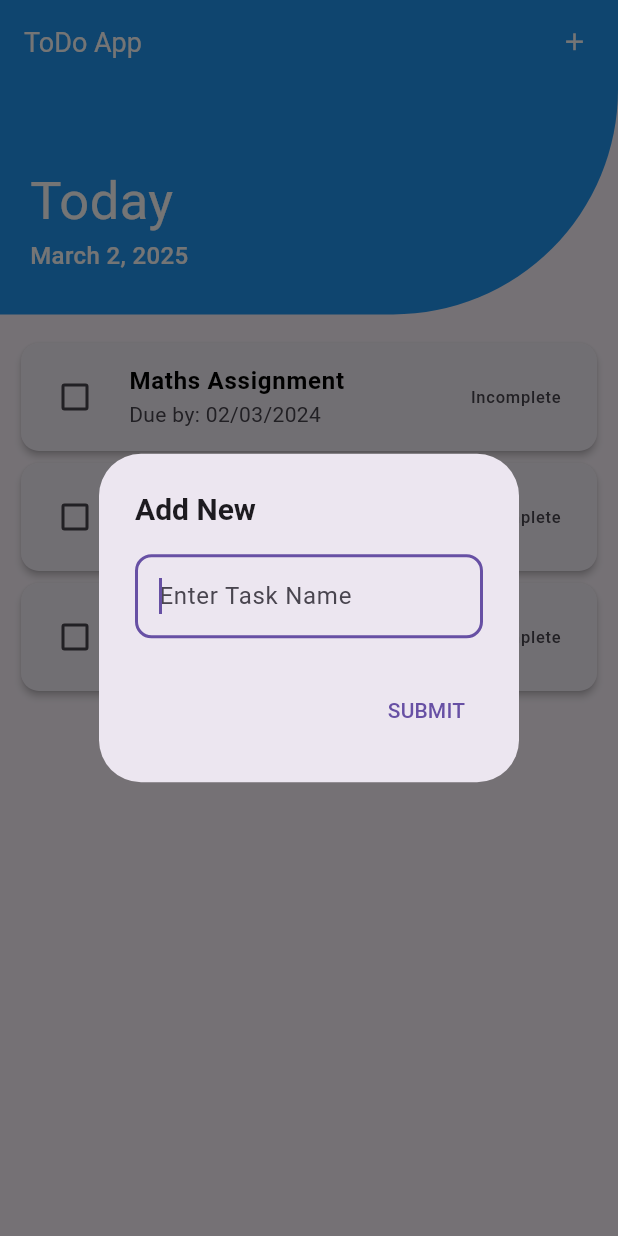
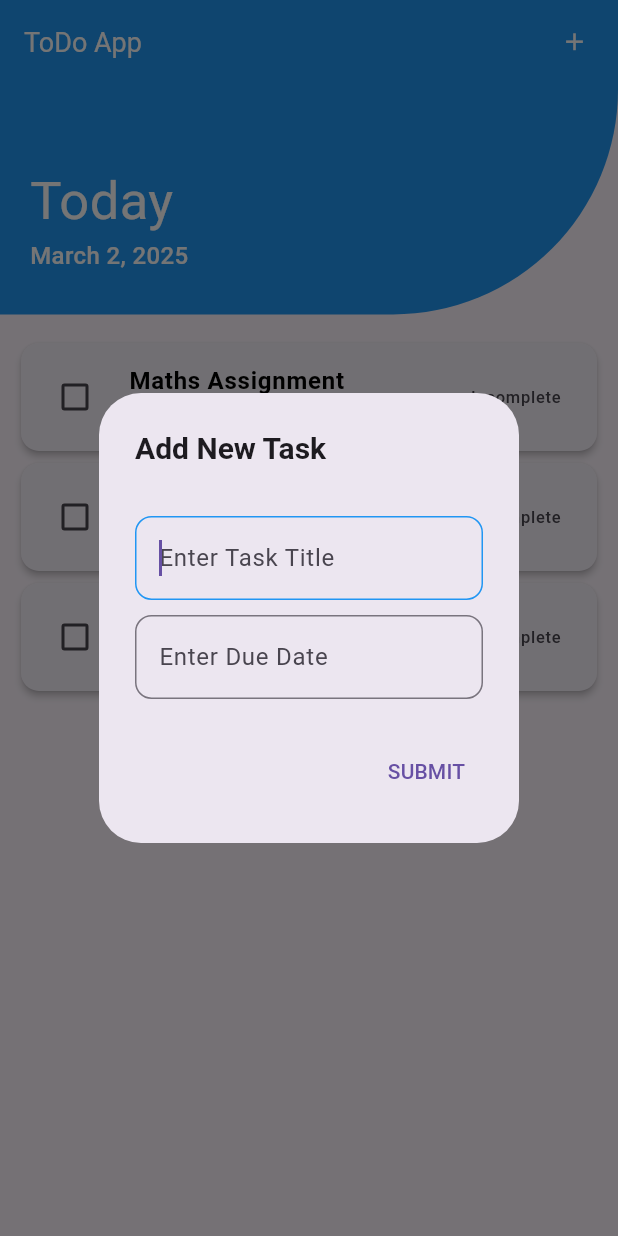
Before and after one commit to pranjal-garg/ToDoApp, a Flutter app: the screen it shows after launch, after a tap on the "add" icon, on a phone screen of 412 x 824 dp. Run offline on Flutter 3.47's test engine with Material 3 defaults, Android fonts, the phone set to English and light mode, and no system bars.

Commit message:
Updated Input fields of new task dialog

```diff
--- a/lib/main.dart
+++ b/lib/main.dart
@@ -140,20 +140,34 @@ class DashBoardState extends State<DashBoardScreen>{
     showDialog(
         context: context,
         builder: (context) => AlertDialog(
-          title: Text("Add New", style: TextStyle(fontSize: 20, fontWeight: FontWeight.w600),),
+          title: Text("Add New Task", style: TextStyle(fontSize: 20, fontWeight: FontWeight.w600),),
           content: Container(
-            child: TextField(decoration: InputDecoration(
-                hintText: "Enter Task Name",
-                border: OutlineInputBorder(borderRadius: BorderRadius.circular(11), borderSide: BorderSide(color: Colors.blue)),
-            ),
-                autofocus: true,),
+            margin: EdgeInsets.only(top: 15),
+            child:Column(
+              mainAxisSize: MainAxisSize.min,
+              children: [
+                TextField(
 
-          ),
+                  decoration: InputDecoration(
+                    focusedBorder: OutlineInputBorder(borderRadius: BorderRadius.circular(11),borderSide: BorderSide(color: Colors.blue)),
+                    hintText: "Enter Task Title",
+                    border: OutlineInputBorder(borderRadius: BorderRadius.circular(11), borderSide: BorderSide(color: Colors.blue)),
+                  ), autofocus: true,),
+                Container(height: 10,),
+                TextField(
+
+                  decoration: InputDecoration(
+                    focusedBorder: OutlineInputBorder(borderRadius: BorderRadius.circular(11),borderSide: BorderSide(color: Colors.blue)),
+                    hintText: "Enter Due Date",
+                    border: OutlineInputBorder(borderRadius: BorderRadius.circular(11), borderSide: BorderSide(color: Colors.blue)),
+                  ), autofocus: true,),
+              ],
+            )),
           actions: [
             TextButton(onPressed:(){}, child: Text("SUBMIT"))
           ],
 
 
-    ));
+        ));
   }
   }
```
